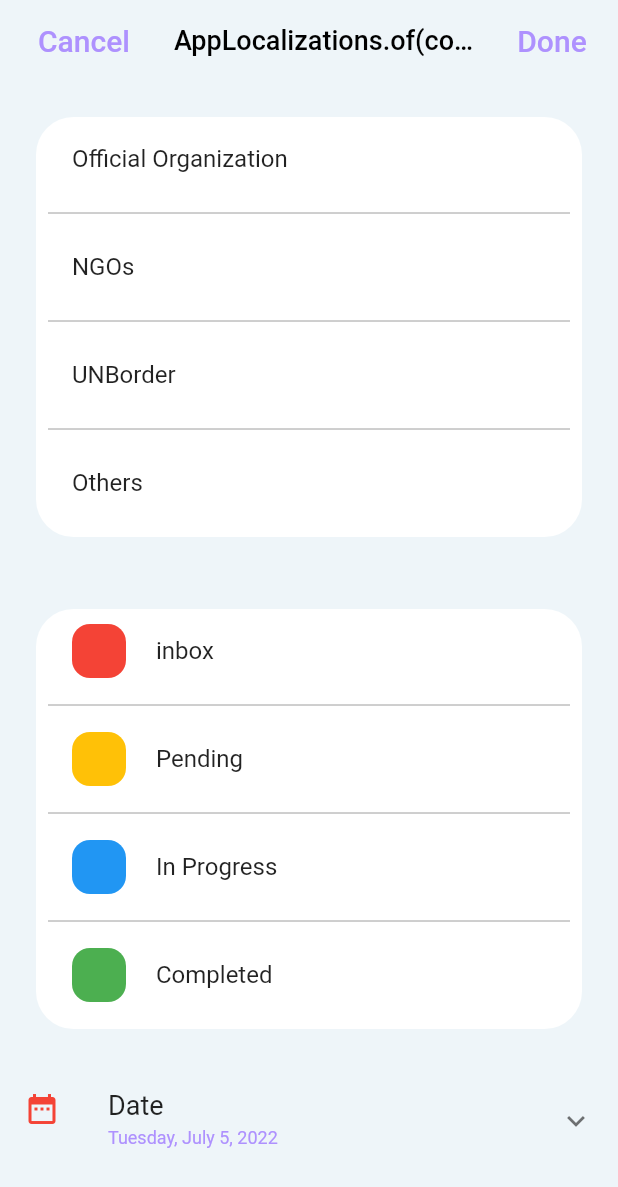
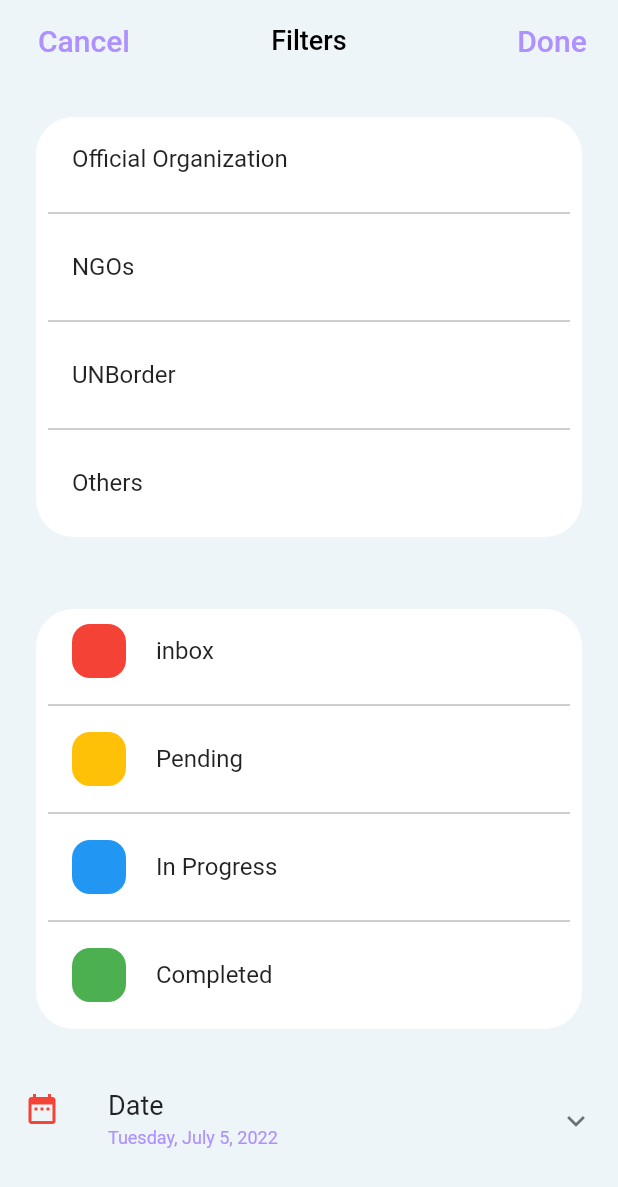
Before and after one commit to https-github-com-haythambahlool/consultation_app, a Flutter app: the FilterScreen screen opened directly, on a phone screen of 412 x 824 dp. Shown: the top 1187 px of the screen. Run offline on Flutter 3.47's test engine with Material 2 defaults, Android fonts, the phone set to English and light mode, and no system bars; our stand-ins replace animated_splash_screen, animated_text_kit, awesome_snackbar_content, font_awesome_flutter, google_fonts, image_picker and 7 more; missing offline and left inert: dart:ffi, material_tag_editor; accounts and stored records are empty; generated files the repository leaves out were written again; Roboto replaces fonts that are missing (Tajawal); project files that could hold a hidden picture were left out.

Commit message:
new new new

```diff
--- a/lib/view/OfficialOrganization.dart
+++ b/lib/view/OfficialOrganization.dart
@@ -42,7 +42,7 @@ class _OfficialOrganizationState extends State<OfficialOrganization> {
                 },
               ),
               Text(
-                'AppLocalizations.of(context)!.emailDetails',
+                AppLocalizations.of(context)!.emailDetails,
                 style: TextStyle(
                   color: kprimColor,
                   fontSize: 20,
--- a/lib/view/search_filters.dart
+++ b/lib/view/search_filters.dart
@@ -67,7 +67,7 @@ class _FilterScreenState extends State<FilterScreen> {
   Widget build(BuildContext context) {
     return Scaffold(
       backgroundColor: backgrondColor,
-      appBar: MyAppBar(title: 'AppLocalizations.of(context)!.filter'),
+      appBar: MyAppBar(title: AppLocalizations.of(context)!.filter),
       body: SingleChildScrollView(
         child: Container(
           child: Column(
```
